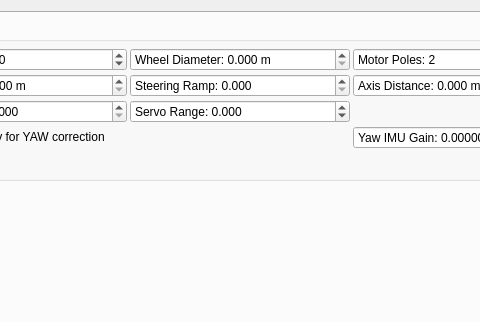
The window that Linux/RControlStation/carinterface.ui (vedderb/rise_sdvp) describes before a commit, drawn with Qt 5; both pictures show x 128 to 608 and y 0 to 322 of the 858 by 570 pixel window.
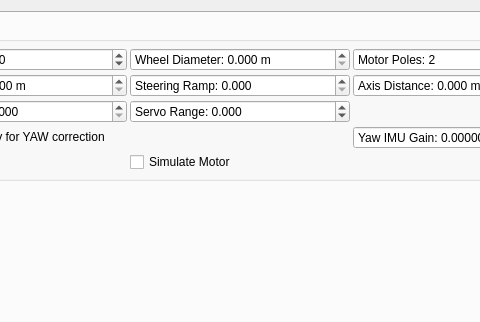
The same window after the commit. The open tabs and pages were chosen to show the change. Icons and pictures are not drawn. Custom widgets are drawn as their Qt base class.

Commit message: Prepared for motor controller simulation

The edit to the form file:
```diff
--- a/Linux/RControlStation/carinterface.ui
+++ b/Linux/RControlStation/carinterface.ui
@@ -586,6 +586,13 @@
               </property>
              </widget>
             </item>
+            <item row="4" column="1">
+             <widget class="QCheckBox" name="confMiscSimulateMotorBox">
+              <property name="text">
+               <string>Simulate Motor</string>
+              </property>
+             </widget>
+            </item>
            </layout>
           </widget>
          </item>
```
The commit also changes 15 other files.
